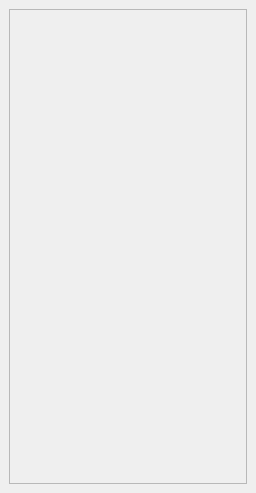
The window that cloudclean/cloudclean/toolbox.ui (seasonsfx/Masters) describes before a commit, drawn with Qt 5.
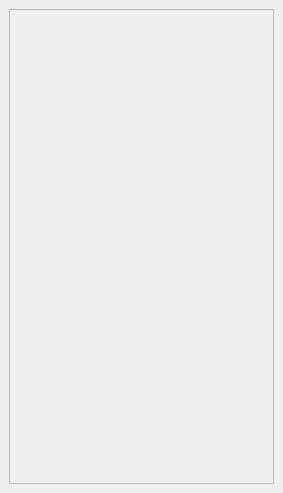
The same window after the commit.

The edit to the form file:
```diff
--- a/cloudclean/cloudclean/toolbox.ui
+++ b/cloudclean/cloudclean/toolbox.ui
@@ -6,10 +6,16 @@
    <rect>
     <x>0</x>
     <y>0</y>
-    <width>256</width>
+    <width>283</width>
     <height>493</height>
    </rect>
   </property>
+  <property name="minimumSize">
+   <size>
+    <width>96</width>
+    <height>200</height>
+   </size>
+  </property>
   <property name="windowTitle">
    <string>Toolbox</string>
   </property>
@@ -25,7 +31,7 @@
         <rect>
          <x>0</x>
          <y>0</y>
-         <width>236</width>
+         <width>263</width>
          <height>448</height>
         </rect>
        </property>
```
